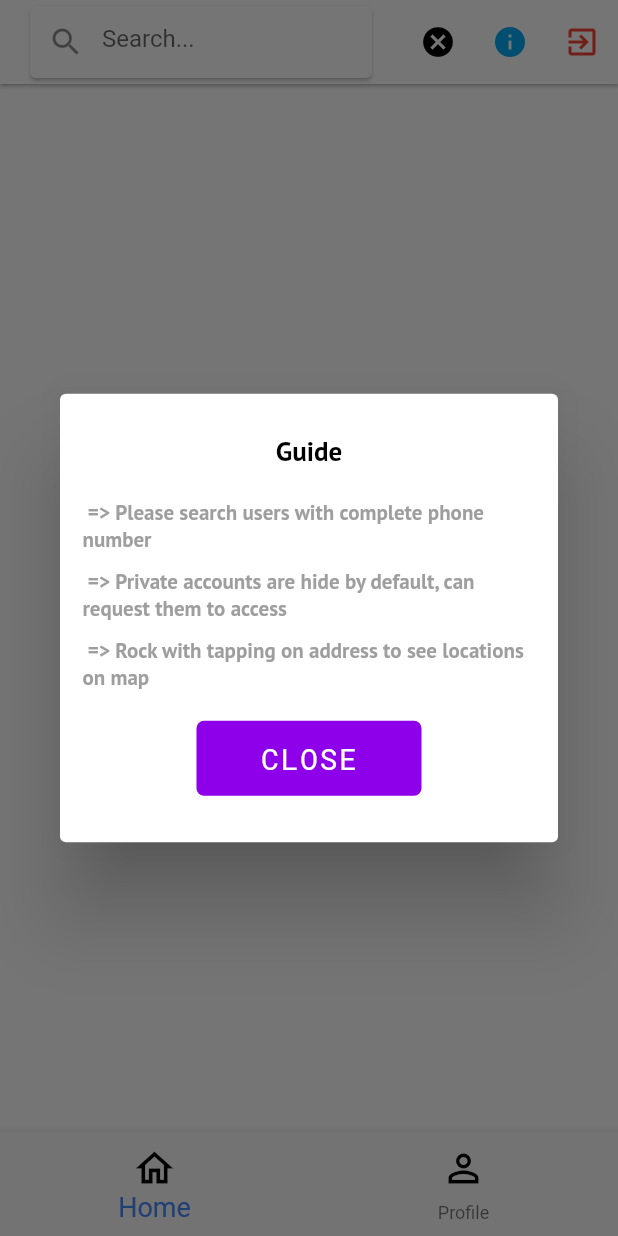
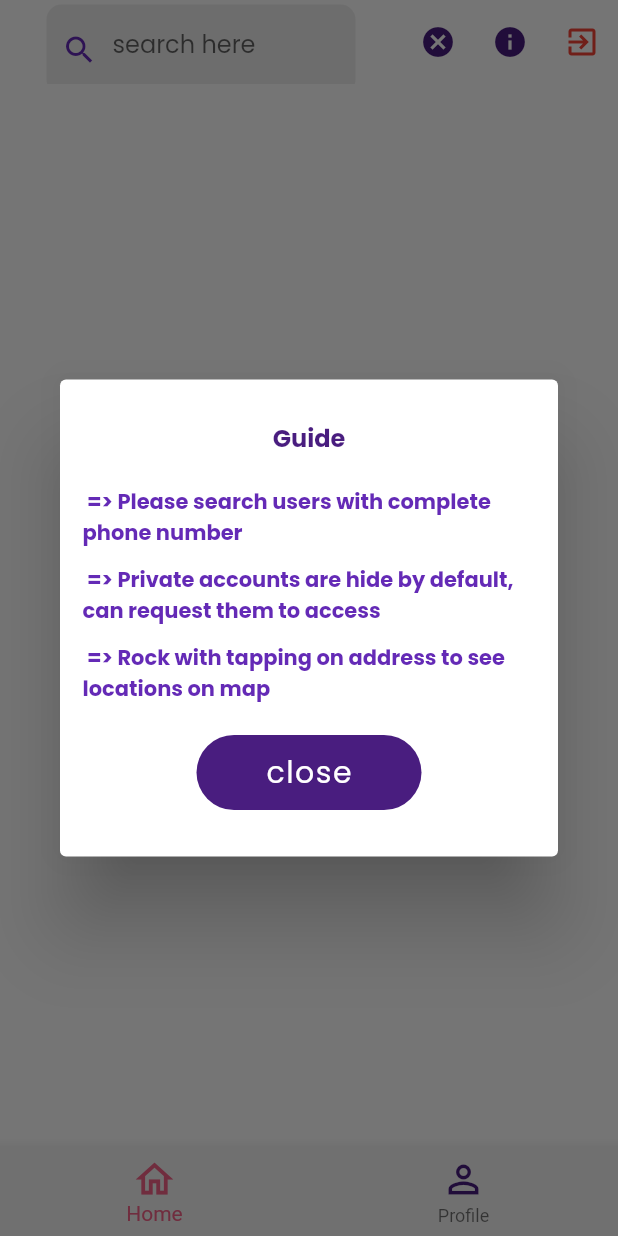
Before and after one commit to Nirmal123K/trueaddresser, a Flutter app: the Home screen opened directly, after a tap on the "search" icon, after a tap on the "info" icon, on a phone screen of 412 x 824 dp. Run offline on Flutter 3.47's test engine with Material 2 defaults, Android fonts, the phone set to English and light mode, and no system bars; our stand-ins replace cloud_firestore, connectivity_plus, firebase_auth, firebase_core, flutter_icons, form_field_validator and 3 more; missing offline and left inert: maps_launcher; accounts and stored records are empty.

Commit message:
typo changes merged manish

```diff
--- a/lib/Home.dart
+++ b/lib/Home.dart
@@ -37,25 +37,37 @@ class _HomeState extends State<Home> {
   @override
   Widget build(BuildContext context) {
     return Scaffold(
-      backgroundColor: Colors.white,
+      resizeToAvoidBottomInset: false,
+      backgroundColor: HexColor('#f5f5f5'),
       bottomNavigationBar: BottomNavigationBar(
+        backgroundColor: HexColor('#f5f5f5'),
         currentIndex: _selectedIndex,
         onTap: onBottomNavigatonBarTap,
-        selectedItemColor: Colors.blueAccent,
-        selectedIconTheme: IconThemeData(color: Colors.blueAccent),
-        selectedFontSize: 18,
+        selectedItemColor: HexColor('#f46188'),
+        selectedIconTheme: IconThemeData(color: HexColor('#491d7f')),
         items: [
           BottomNavigationBarItem(
+              backgroundColor: HexColor('#491d7f'),
+              activeIcon: Icon(
+                Icons.home_outlined,
+                color: HexColor('#f46188'),
+                size: 30,
+              ),
               icon: Icon(
                 Icons.home_outlined,
-                color: Colors.black,
+                color: HexColor('#491d7f'),
                 size: 30,
               ),
               label: "Home"),
           BottomNavigationBarItem(
+              activeIcon: Icon(
+                Icons.person_outline,
+                color: HexColor('#f46188'),
+                size: 30,
+              ),
               icon: Icon(
                 Icons.person_outline,
-                color: Colors.black,
+                color: HexColor('#491d7f'),
                 size: 30,
               ),
               label: "Profile")
--- a/lib/main.dart
+++ b/lib/main.dart
@@ -29,7 +29,7 @@ class MyApp extends StatelessWidget {
       auth: AuthService(),
       db: FirebaseFirestore.instance,
       child: MaterialApp(
-        title: 'Flutter Demo',
+        title: 'trueaddress',
         theme: ThemeData(
           // primarySwatch: Colors.blue,
           visualDensity: VisualDensity.adaptivePlatformDensity,
@@ -73,7 +73,7 @@ class _AppStartState extends State<AppStart> {
   @override
   Widget build(BuildContext context) {
     return MaterialApp(
-      title: 'FlutterDemo',
+      title: 'trueaddresss',
       debugShowCheckedModeBanner: false,
       theme: ThemeData(
         primarySwatch: Colors.blue,
--- a/lib/presenation/custom ui/CustomRectengleButton.dart
+++ b/lib/presenation/custom ui/CustomRectengleButton.dart
@@ -17,8 +17,8 @@ class CustomRectengleButton extends StatefulWidget {
 
 class _CustomRectengleButtonState extends State<CustomRectengleButton> {
   bool internalButtonOutline;
-  Color rectengleButtonbluecolor = HexColor("#8e00e9");
-  Color rectengleButtonwhitecolor = HexColor("#ffffff");
+  Color rectengleButtonbluecolor = HexColor("#491d7f");
+  Color rectengleButtonwhitecolor = HexColor("#f5f5f5");
   @override
   void initState() {
     internalButtonOutline = widget.buttonOutline;
@@ -39,12 +39,12 @@ class _CustomRectengleButtonState extends State<CustomRectengleButton> {
           border: internalButtonOutline
               ? Border.all()
               : Border.all(color: Colors.transparent),
-          borderRadius: BorderRadius.circular(5),
+          borderRadius: BorderRadius.circular(25),
         ),
         child: Center(
           child: Text(
-            widget.buttonTitle.toUpperCase(),
-            style: GoogleFonts.robotoMono(
+            widget.buttonTitle,
+            style: GoogleFonts.poppins(
               letterSpacing: 1,
               fontSize: 20,
               color: internalButtonOutline ? Colors.black : Colors.white,
--- a/lib/presenation/custom ui/CustomTextFiled.dart
+++ b/lib/presenation/custom ui/CustomTextFiled.dart
@@ -31,8 +31,8 @@ class CustomTextFiled extends StatefulWidget {
 
 class _CustomTextFiledState extends State<CustomTextFiled> {
   bool internalDefaultConfig;
-  Color textfiledcolor = HexColor("#edf1f7");
-  Color texticoncolor = HexColor("#64657b");
+  Color textfiledcolor = HexColor('#eeeeee');
+  Color texticoncolor = HexColor('#642ab6');
   @override
   void initState() {
     internalDefaultConfig = widget.defaultConfig;
@@ -45,9 +45,10 @@ class _CustomTextFiledState extends State<CustomTextFiled> {
     return Container(
       width: MediaQuery.of(context).size.width,
       height: internalDefaultConfig ? 60.0 : widget.height,
-      margin: EdgeInsets.only(top: 10, right: 10, left: 10),
-      padding: const EdgeInsets.symmetric(vertical: 10, horizontal: 20),
-      color: textfiledcolor,
+      margin: EdgeInsets.fromLTRB(15, 10, 15, 0),
+      padding: const EdgeInsets.symmetric(vertical: 10, horizontal: 10),
+      decoration: BoxDecoration(
+          borderRadius: BorderRadius.circular(10), color: textfiledcolor),
       child: Row(
         children: [
           Container(
@@ -68,13 +69,14 @@ class _CustomTextFiledState extends State<CustomTextFiled> {
                 autofocus: false,
                 validator: widget.validator,
                 onChanged: widget.onChange,
-                style: TextStyle(fontSize: 16),
+                style: GoogleFonts.poppins(
+                    textStyle:
+                        TextStyle(fontSize: 16, color: HexColor('#491d7f'))),
                 minLines: 1,
                 maxLines: internalDefaultConfig ? 1 : 3,
                 decoration: InputDecoration(
                   hintText: widget.hintText,
                   counterText: "",
-
                   border: InputBorder.none,
                 ),
               ),
--- a/lib/presenation/custom ui/UserGuideDialog.dart
+++ b/lib/presenation/custom ui/UserGuideDialog.dart
@@ -12,11 +12,11 @@ class UserGuideDialog extends StatelessWidget {
               mainAxisSize: MainAxisSize.min,
               children: [
                 Text("Guide",
-                    style: GoogleFonts.ptSans(
+                    style: GoogleFonts.poppins(
                         textStyle: TextStyle(
-                            color: Colors.black,
+                            color: HexColor('#491d7f'),
                             fontWeight: FontWeight.bold,
-                            fontSize: 18))),
+                            fontSize: 16))),
                 SizedBox(
                   height: 20,
                 ),
@@ -24,9 +24,9 @@ class UserGuideDialog extends StatelessWidget {
                     alignment: Alignment.centerLeft,
                     child: Text(
                         " => Please search users with complete phone number",
-                        style: GoogleFonts.ptSans(
+                        style: GoogleFonts.poppins(
                             textStyle: TextStyle(
-                                color: Colors.grey,
+                                color: HexColor('#642ab6'),
                                 fontWeight: FontWeight.bold,
                                 fontSize: 14)))),
                 SizedBox(
@@ -36,9 +36,9 @@ class UserGuideDialog extends StatelessWidget {
                     alignment: Alignment.centerLeft,
                     child: Text(
                         " => Private accounts are hide by default, can request them to access",
-                        style: GoogleFonts.ptSans(
+                        style: GoogleFonts.poppins(
                             textStyle: TextStyle(
-                                color: Colors.grey,
+                                color: HexColor('#642ab6'),
                                 fontWeight: FontWeight.bold,
                                 fontSize: 14)))),
                 SizedBox(
@@ -48,9 +48,9 @@ class UserGuideDialog extends StatelessWidget {
                     alignment: Alignment.centerLeft,
                     child: Text(
                         " => Rock with tapping on address to see locations on map",
-                        style: GoogleFonts.ptSans(
+                        style: GoogleFonts.poppins(
                             textStyle: TextStyle(
-                                color: Colors.grey,
+                                color: HexColor('#642ab6'),
                                 fontWeight: FontWeight.bold,
                                 fontSize: 14)))),
                 SizedBox(
--- a/lib/presenation/screens/HomeScreen.dart
+++ b/lib/presenation/screens/HomeScreen.dart
@@ -11,7 +11,7 @@ class _HomeScreenState extends State<HomeScreen> {
   AuthService authService = new AuthService();
   String phoneNumber = "";
 
-  Color tilteTextColor = HexColor("#172047");
+  Color tilteTextColor = HexColor("#491d7f");
   Color customBlueColor = HexColor("#8e00e9");
   Icon customsearchIcon = Icon(
     Icons.search,
@@ -20,32 +20,33 @@ class _HomeScreenState extends State<HomeScreen> {
   Widget customAppBar = RichText(
       text: TextSpan(
           style: new TextStyle(
-            color: Colors.black,
+            color: HexColor("#491d7f"),
           ),
           children: <TextSpan>[
         TextSpan(
             text: "true",
-            style: GoogleFonts.poppins(
+            style: GoogleFonts.comfortaa(
                 textStyle: TextStyle(
-                    color: Colors.black,
+                    color: HexColor("#491d7f"),
                     fontWeight: FontWeight.bold,
-                    fontSize: 25))),
+                    fontSize: 20))),
         TextSpan(
-            text: " addresser",
-            style: GoogleFonts.poppins(
+            text: "addresser",
+            style: GoogleFonts.comfortaa(
                 textStyle: TextStyle(
-                    color: Colors.black,
+                    color: HexColor("#491d7f"),
                     fontWeight: FontWeight.bold,
-                    fontSize: 22))),
+                    fontSize: 20))),
       ]));
 
   @override
   Widget build(BuildContext context) {
     return Scaffold(
+        resizeToAvoidBottomInset: false,
         backgroundColor: Colors.white,
         appBar: AppBar(
           backgroundColor: Colors.white,
-          elevation: 1,
+          elevation: 0.0,
           title: customAppBar,
           actions: <Widget>[
             IconButton(
@@ -55,46 +56,42 @@ class _HomeScreenState extends State<HomeScreen> {
                     if (this.customsearchIcon.icon == Icons.search) {
                       this.customsearchIcon = Icon(
                         Icons.cancel,
-                        color: Colors.black,
+                        color: HexColor("#491d7f"),
                       );
-                      this.customAppBar = Card(
-                        child: TextField(
-                          decoration: InputDecoration(
-                              border: InputBorder.none,
-                              prefixIcon: Icon(Icons.search),
-                              hintText: 'Search...'),
-                          onChanged: (val) {
-                            setState(() {
-                              phoneNumber = val;
-                            });
-                          },
-                        ),
+                      this.customAppBar = CustomTextFiled(
+                        hintText: "search here",
+                        onChange: (val) {
+                          setState(() {
+                            phoneNumber = val;
+                          });
+                        },
+                        icon: Icons.search,
                       );
                     } else {
                       this.customsearchIcon = Icon(
                         Icons.search,
-                        color: Colors.black,
+                        color: HexColor("#491d7f"),
                       );
                       this.customAppBar = RichText(
                           text: TextSpan(
                               style: new TextStyle(
-                                color: Colors.black,
+                                color: HexColor("#491d7f"),
                               ),
                               children: <TextSpan>[
                             TextSpan(
                                 text: "true",
-                                style: GoogleFonts.poppins(
+                                style: GoogleFonts.comfortaa(
                                     textStyle: TextStyle(
-                                        color: Colors.black,
+                                        color: HexColor("#491d7f"),
                                         fontWeight: FontWeight.bold,
-                                        fontSize: 25))),
+                                        fontSize: 20))),
                             TextSpan(
-                                text: " addresser",
-                                style: GoogleFonts.poppins(
+                                text: "addresser",
+                                style: GoogleFonts.comfortaa(
                                     textStyle: TextStyle(
-                                        color: Colors.black,
+                                        color: HexColor("#491d7f"),
                                         fontWeight: FontWeight.bold,
-                                        fontSize: 22))),
+                                        fontSize: 20))),
                           ]));
                     }
                   });
@@ -102,7 +99,7 @@ class _HomeScreenState extends State<HomeScreen> {
             IconButton(
                 icon: Icon(
                   Icons.info,
-                  color: Colors.lightBlue,
+                  color: HexColor("#491d7f"),
                 ),
                 onPressed: () {
                   showDialog(
```
Also changed, not shown: lib/SplashScreen.dart (+16 -19 lines), lib/presenation/custom ui/CustomUserCard.dart (+14 -10 lines), lib/presenation/custom ui/UserSignoutDialog.dart (+8 -4 lines), lib/presenation/screens/LoginOtpScreen.dart (+8 -24 lines), lib/presenation/screens/user_login.dart (+11 -34 lines), lib/presenation/screens/user_signup.dart (+19 -44 lines).
